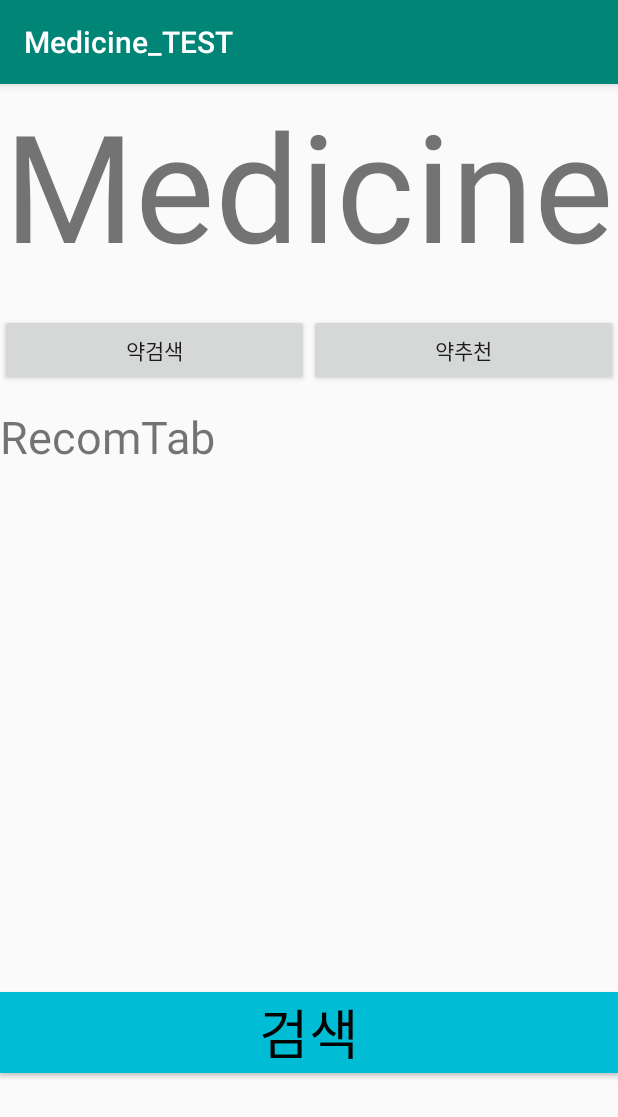
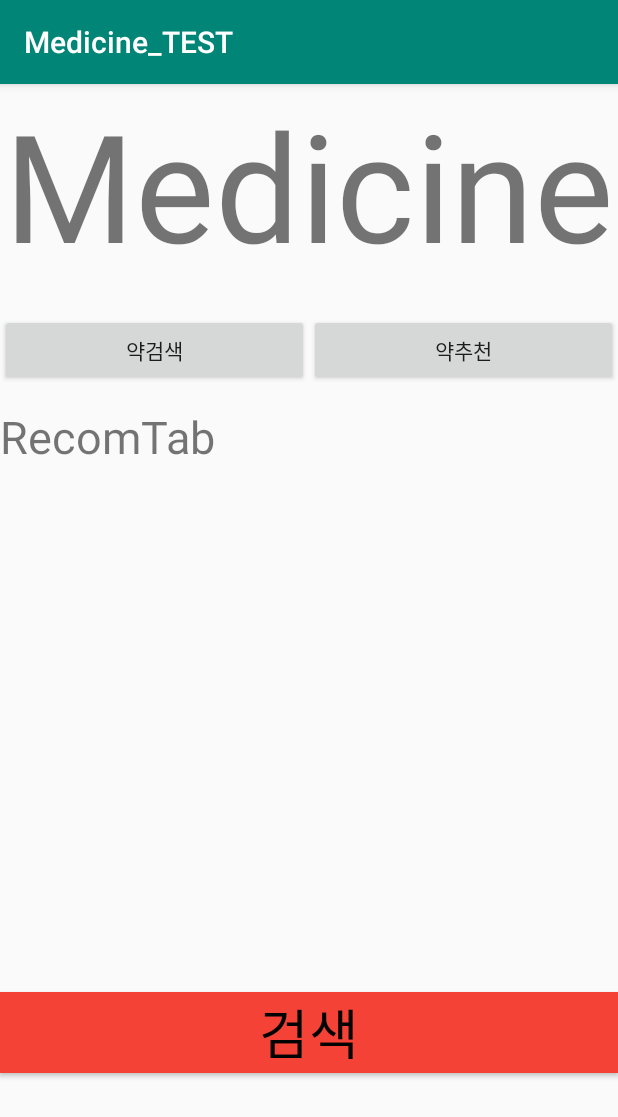
Before and after one commit to JeYong-Lee/Medicine_api_test, an Android app: the screen it shows after launch (MainActivity), after a tap on "약추천", on a phone screen of 412 x 824 dp. Shown: the top 1117 px of the screen. Run offline under Robolectric (Android 15) with nearby library versions, the phone set to English and light mode, and no system bars.

Commit message:
20-02-02

```diff
--- a/app/src/main/java/com/example/medicine_test/dbTest.java
+++ b/app/src/main/java/com/example/medicine_test/dbTest.java
@@ -27,6 +27,5 @@ public class dbTest extends AppCompatActivity {
         }
         settingDB.setText(id);
         mDBManager.close();
-
     }
 }
--- a/app/src/main/res/layout/activity_main.xml
+++ b/app/src/main/res/layout/activity_main.xml
@@ -98,7 +98,7 @@
                 android:layout_width="match_parent"
                 android:layout_height="wrap_content"
                 android:layout_marginTop="350dp"
-                android:background="#00BCD4"
+                android:background="#F44336"
                 android:text="검색"
                 android:textColor="#020202"
                 android:textSize="36dp" />
```
Also changed, not shown: 1 other file.
